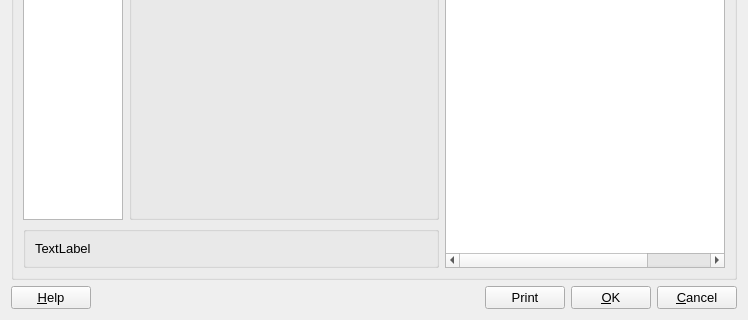
Before: the Qt Designer form gems3/vizor4/dlg4/InputSystemDialog4.ui in gemshub/GEMSGUI, drawn with Qt 5; both pictures show x 0 to 748 and y 153 to 473 of the 748 by 473 pixel window.
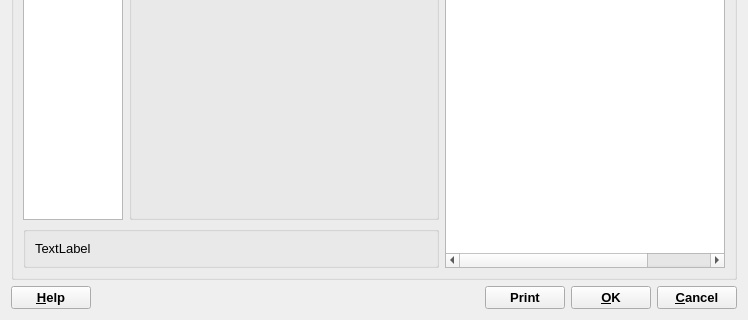
After: the same form once the commit is applied.

```diff
--- a/gems3/vizor4/dlg4/InputSystemDialog4.ui
+++ b/gems3/vizor4/dlg4/InputSystemDialog4.ui
@@ -215,6 +215,12 @@
     <layout class="QHBoxLayout" name="horizontalLayout">
      <item>
       <widget class="QPushButton" name="pHelp">
+       <property name="font">
+        <font>
+         <weight>75</weight>
+         <bold>true</bold>
+        </font>
+       </property>
        <property name="text">
         <string>&amp;Help</string>
        </property>
@@ -241,6 +247,12 @@
      </item>
      <item>
       <widget class="QPushButton" name="pPrint">
+       <property name="font">
+        <font>
+         <weight>75</weight>
+         <bold>true</bold>
+        </font>
+       </property>
        <property name="text">
         <string>Print</string>
        </property>
@@ -251,6 +263,12 @@
      </item>
      <item>
       <widget class="QPushButton" name="pOK">
+       <property name="font">
+        <font>
+         <weight>75</weight>
+         <bold>true</bold>
+        </font>
+       </property>
        <property name="text">
         <string>&amp;OK</string>
        </property>
@@ -261,6 +279,12 @@
      </item>
      <item>
       <widget class="QPushButton" name="pCancel">
+       <property name="font">
+        <font>
+         <weight>75</weight>
+         <bold>true</bold>
+        </font>
+       </property>
        <property name="text">
         <string>&amp;Cancel</string>
        </property>
```
